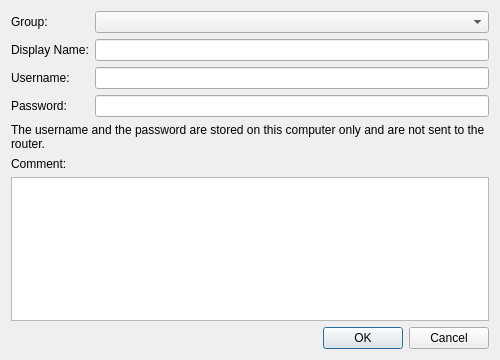
The window that source/client/desktop/management/router_host_dialog.ui (dchapyshev/aspia) describes before a commit, drawn with Qt 5.
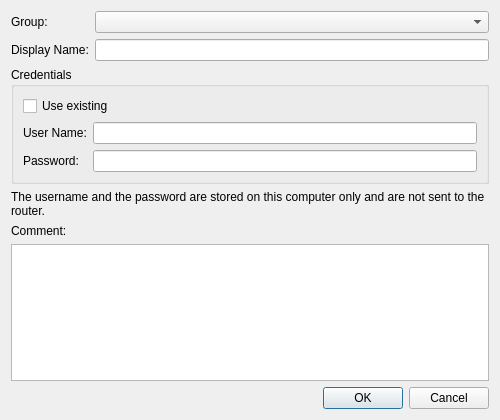
The same window after the commit. Custom widgets are drawn as their Qt base class.

Commit message: Implement credential manager

```diff
--- a/source/client/desktop/management/router_host_dialog.ui
+++ b/source/client/desktop/management/router_host_dialog.ui
@@ -7,7 +7,7 @@
     <x>0</x>
     <y>0</y>
     <width>500</width>
-    <height>360</height>
+    <height>420</height>
    </rect>
   </property>
   <property name="windowTitle">
@@ -39,27 +39,88 @@
      <item row="1" column="1">
       <widget class="QLineEdit" name="edit_display_name"/>
      </item>
-     <item row="2" column="0">
+    </layout>
+   </item>
+   <item>
+    <widget class="QGroupBox" name="groupbox_credentials">
+     <property name="title">
+      <string>Credentials</string>
+     </property>
+     <layout class="QVBoxLayout" name="verticalLayout_credentials">
+      <item>
+       <widget class="QCheckBox" name="checkbox_shared">
+        <property name="text">
+         <string>Use existing</string>
+        </property>
+       </widget>
+      </item>
+      <item>
+       <widget class="QStackedWidget" name="stack_credentials">
+        <property name="sizePolicy">
+         <sizepolicy hsizetype="Preferred" vsizetype="Fixed">
+          <horstretch>0</horstretch>
+          <verstretch>0</verstretch>
+         </sizepolicy>
+        </property>
+        <widget class="QWidget" name="page_own">
+         <layout class="QGridLayout" name="gridLayout_own">
+          <property name="leftMargin">
+           <number>0</number>
+          </property>
+          <property name="topMargin">
+           <number>0</number>
+          </property>
+          <property name="rightMargin">
+           <number>0</number>
+          </property>
+          <property name="bottomMargin">
+           <number>0</number>
+          </property>
+          <item row="0" column="0">
       <widget class="QLabel" name="label_username">
        <property name="text">
-        <string>Username:</string>
+             <string>User Name:</string>
        </property>
       </widget>
      </item>
-     <item row="2" column="1">
+          <item row="0" column="1">
       <widget class="QLineEdit" name="edit_username"/>
      </item>
-     <item row="3" column="0">
+          <item row="1" column="0">
       <widget class="QLabel" name="label_password">
        <property name="text">
         <string>Password:</string>
        </property>
       </widget>
      </item>
-     <item row="3" column="1">
+          <item row="1" column="1">
       <widget class="PasswordEdit" name="edit_password"/>
      </item>
     </layout>
+        </widget>
+        <widget class="QWidget" name="page_shared">
+         <layout class="QVBoxLayout" name="verticalLayout_shared">
+          <property name="leftMargin">
+           <number>0</number>
+          </property>
+          <property name="topMargin">
+           <number>0</number>
+          </property>
+          <property name="rightMargin">
+           <number>0</number>
+          </property>
+          <property name="bottomMargin">
+           <number>0</number>
+          </property>
+          <item>
+           <widget class="QComboBox" name="combo_credential"/>
+          </item>
+         </layout>
+        </widget>
+       </widget>
+      </item>
+     </layout>
+    </widget>
    </item>
    <item>
     <widget class="QLabel" name="label_credentials_note">
```
Lines whose indentation alone changed are shown as unchanged. The commit also changes 52 other files.
